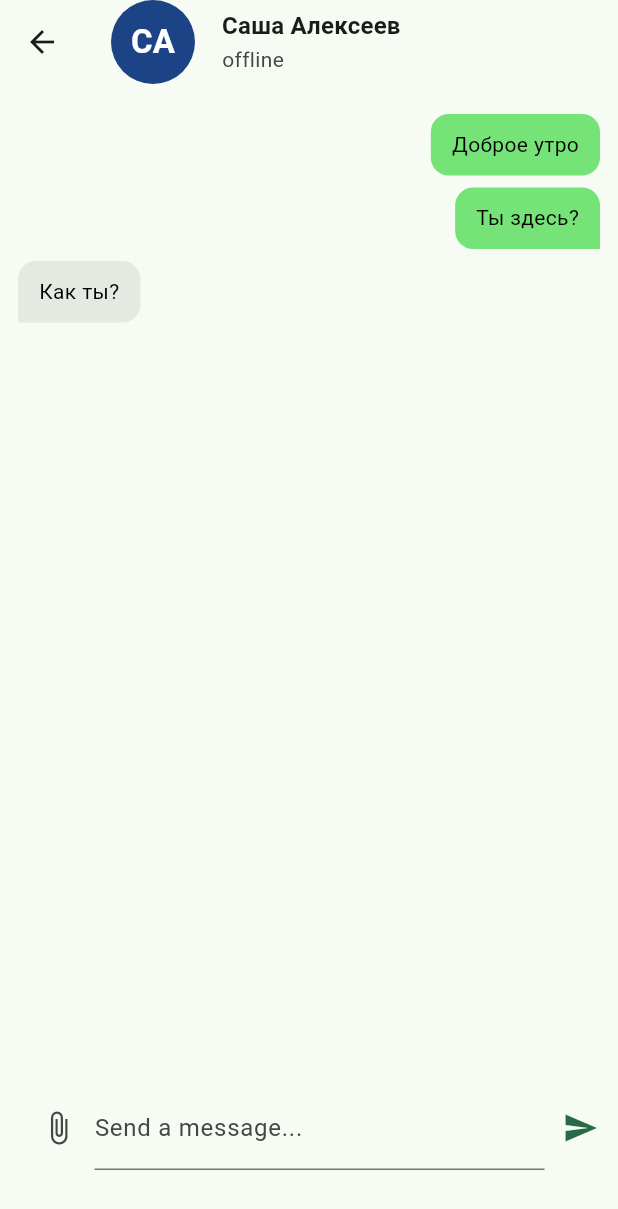
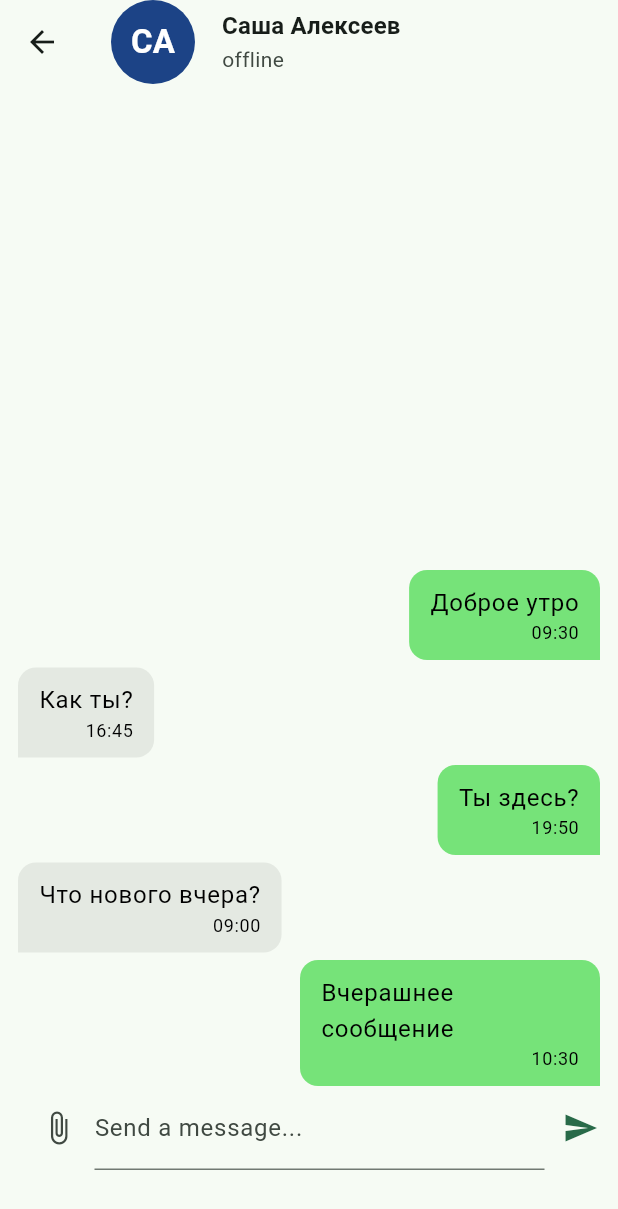
Before and after one commit to IsroilovA/messenger_test_task, a Flutter app: the screen it shows after launch, after a tap on "СА", on a phone screen of 412 x 824 dp. Shown: the top 1209 px of the screen. Run offline on Flutter 3.47's test engine with Material 3 defaults, Android fonts, the phone set to English and light mode, and no system bars; our stand-ins replace bloc, equatable, flutter_bloc, get_it.

Commit message:
timestamp added

```diff
--- a/lib/chat_screen/chat_screen.dart
+++ b/lib/chat_screen/chat_screen.dart
@@ -18,6 +18,7 @@ class ChatScreen extends StatelessWidget {
   Widget build(BuildContext context) {
     return Scaffold(
       appBar: AppBar(
+        forceMaterialTransparency: true,
         title: ListTile(
           titleAlignment: ListTileTitleAlignment.top,
           contentPadding: EdgeInsets.zero,
@@ -52,7 +53,9 @@ class ChatScreen extends StatelessWidget {
             children: [
               const SizedBox(height: 20),
               Expanded(
-                child: ChatMessages(user: user),
+                child: Align(
+                    alignment: Alignment.bottomCenter,
+                    child: ChatMessages(user: user)),
               ),
               NewMessages(user: user),
             ],
--- a/lib/chat_screen/widgets/chat_messages.dart
+++ b/lib/chat_screen/widgets/chat_messages.dart
@@ -19,7 +19,10 @@ class ChatMessages extends StatelessWidget {
           BlocProvider.of<ChatCubit>(context).fetchChatMessages(user);
           return const Center(child: CircularProgressIndicator.adaptive());
         } else if (state is ChatMessagesFetched) {
-          return ListView.builder(
+          return SingleChildScrollView(
+            child: ListView.builder(
+              shrinkWrap: true,
+              physics: const NeverScrollableScrollPhysics(),
               itemCount: state.messages.length,
               itemBuilder: (context, index) {
                 final chatMessage = state.messages[index];
@@ -28,7 +31,8 @@ class ChatMessages extends StatelessWidget {
                     : null;
                 final currentMessageUserId = chatMessage.senderUserId;
                 final nextMessageUserId = nextChatMessage?.senderUserId;
-              final nextUserIsSame = currentMessageUserId == nextMessageUserId;
+                final nextUserIsSame =
+                    currentMessageUserId == nextMessageUserId;
                 if (nextUserIsSame) {
                   return MessageBubble.next(
                     message: chatMessage,
@@ -41,6 +45,7 @@ class ChatMessages extends StatelessWidget {
                   );
                 }
               },
+            ),
           );
         } else if (state is ChatError) {
           return Center(
--- a/lib/chat_screen/widgets/message_buble.dart
+++ b/lib/chat_screen/widgets/message_buble.dart
@@ -1,4 +1,5 @@
 import 'package:flutter/material.dart';
+import 'package:intl/intl.dart';
 import 'package:messenger_test_task/data/models/message.dart';
 
 class MessageBubble extends StatelessWidget {
@@ -24,7 +25,7 @@ class MessageBubble extends StatelessWidget {
 
   @override
   Widget build(BuildContext context) {
-    final theme = Theme.of(context);
+    final dateFormatter = DateFormat('HH:mm');
 
     return Row(
       // The side of the chat screen the message should show at.
@@ -34,12 +35,15 @@ class MessageBubble extends StatelessWidget {
           crossAxisAlignment:
               isMe ? CrossAxisAlignment.end : CrossAxisAlignment.start,
           children: [
-            if (isFirstInSequence) const SizedBox(height: 8),
+            const SizedBox(height: 5),
             Container(
               decoration: BoxDecoration(
                 color: isMe
                     ? const Color.fromARGB(255, 118, 227, 121)
-                    : theme.colorScheme.surfaceContainerHighest.withAlpha(200),
+                    : Theme.of(context)
+                        .colorScheme
+                        .surfaceContainerHighest
+                        .withAlpha(200),
                 borderRadius: BorderRadius.only(
                   topLeft: const Radius.circular(12),
                   topRight: const Radius.circular(12),
@@ -60,13 +64,30 @@ class MessageBubble extends StatelessWidget {
               margin: const EdgeInsets.symmetric(
                 horizontal: 12,
               ),
-              child: Text(
-                message.text!,
-                style: const TextStyle(
-                  height: 1.5,
-                  color: Colors.black,
+              child: IntrinsicWidth(
+                child: Column(
+                  mainAxisSize: MainAxisSize.min,
+                  crossAxisAlignment: CrossAxisAlignment.start,
+                  children: [
+                    Text(
+                      message.text!,
+                      style: Theme.of(context).textTheme.bodyLarge!.copyWith(
+                            color: Colors.black,
+                          ),
+                      softWrap: true,
+                    ),
+                    Align(
+                      alignment: Alignment.bottomRight,
+                      child: Text(
+                        dateFormatter.format(message.dateTime),
+                        style: Theme.of(context).textTheme.bodySmall!.copyWith(
+                              color: Colors.black,
+                            ),
+                        softWrap: true,
+                      ),
+                    ),
+                  ],
                 ),
-                softWrap: true,
               ),
             ),
           ],
--- a/lib/home_screen/home_screen.dart
+++ b/lib/home_screen/home_screen.dart
@@ -15,6 +15,7 @@ class HomeScreen extends StatelessWidget {
   Widget build(BuildContext context) {
     return Scaffold(
       appBar: AppBar(
+        forceMaterialTransparency: true,
         centerTitle: false,
         title: Text(
           'Чаты',
@@ -60,6 +61,7 @@ class HomeScreen extends StatelessWidget {
                   } else if (state is HomeUsersFetched) {
                     return Expanded(
                       child: ListView.builder(
+                        shrinkWrap: true,
                         itemCount: state.users.length,
                         itemBuilder: (context, index) {
                           return UserChat(
--- a/lib/home_screen/widgets/user_chat.dart
+++ b/lib/home_screen/widgets/user_chat.dart
@@ -3,6 +3,7 @@ import 'dart:io';
 import 'dart:math' as math;
 import 'package:flutter/material.dart';
 import 'package:flutter_bloc/flutter_bloc.dart';
+import 'package:intl/intl.dart';
 import 'package:messenger_test_task/data/models/user.dart';
 import 'package:messenger_test_task/home_screen/cubit/home_cubit.dart';
 import 'package:messenger_test_task/service/locator.dart';
@@ -32,8 +33,31 @@ class UserChat extends StatelessWidget {
           ),
           child: BlocBuilder<HomeCubit, HomeState>(
             builder: (context, state) {
+              final dateFormatter = DateFormat('dd.MM.yy');
+              final now = DateTime.now();
               final message =
                   BlocProvider.of<HomeCubit>(context).getChatLastMessage(user);
+              String timeStampToDisplay = '';
+              if (message != null) {
+                if (message.dateTime.difference(now).inDays.abs() < 1) {
+                  if (message.dateTime.difference(now).inHours.abs() < 1) {
+                    if (message.dateTime.difference(now).inMinutes.abs() == 0) {
+                      timeStampToDisplay = 'только что';
+                    } else {
+                      timeStampToDisplay =
+                          '${message.dateTime.difference(now).inMinutes.abs()} минуты назад';
+                    }
+                  } else {
+                    timeStampToDisplay =
+                        '${message.dateTime.hour}:${message.dateTime.minute}';
+                  }
+                } else if (message.dateTime.difference(now).inDays.abs() < 2) {
+                  timeStampToDisplay = "Вчера";
+                } else {
+                  timeStampToDisplay = dateFormatter.format(message.dateTime);
+                }
+              }
+
               return ListTile(
                 titleAlignment: ListTileTitleAlignment.top,
                 contentPadding: EdgeInsets.zero,
@@ -69,10 +93,8 @@ class UserChat extends StatelessWidget {
                             //check if the last message was photo or message
                             message.text == null ? "photo" : message.text!,
                           ),
-                //check if there is any message
-                trailing: message == null
-                    ? null
-                    : Text(message.dateTime.toIso8601String()),
+                //check if there is any message)
+                trailing: Text(timeStampToDisplay),
               );
             },
           ),
--- a/lib/service/messenger_repository.dart
+++ b/lib/service/messenger_repository.dart
@@ -8,69 +8,130 @@ List<User> users = [
   User(fullname: 'Саша Алексеев'),
   User(fullname: "Петр Жаринов"),
   User(fullname: 'Алина Жукова'),
+  User(fullname: 'Райан Гослинг'),
 ];
 
 class MessengerRepository {
   List<Message> messages = [
     Message(
-      dateTime: DateTime(2024, 5, 14),
+      dateTime: DateTime(2024, 5, 14, 9, 30),
       senderUserId: loggedUser.id,
       receiverUserId: users[1].id,
       text: 'Доброе утро',
     ),
     Message(
-      dateTime: DateTime(2024, 6, 14),
+      dateTime: DateTime(2024, 5, 14, 16, 45),
       senderUserId: users[1].id,
       receiverUserId: loggedUser.id,
       text: 'Как ты?',
     ),
     Message(
-      dateTime: DateTime(2024, 3, 22),
+      dateTime: DateTime(2024, 3, 22, 14, 15),
       senderUserId: users[2].id,
       receiverUserId: loggedUser.id,
       text: 'На месте',
     ),
     Message(
-      dateTime: DateTime(2024, 5, 16),
+      dateTime: DateTime(2024, 5, 16, 10, 00),
       senderUserId: loggedUser.id,
       receiverUserId: users[3].id,
       text: 'Что нового?',
     ),
     Message(
-      dateTime: DateTime(2024, 5, 17),
+      dateTime: DateTime(2024, 5, 17, 18, 20),
       senderUserId: loggedUser.id,
-      receiverUserId: users[2].id,
+      receiverUserId: users[4].id,
       text: 'Отлично!',
     ),
     Message(
-      dateTime: DateTime(2024, 4, 10),
-      senderUserId: users[2].id,
+      dateTime: DateTime(2024, 4, 10, 8, 45),
+      senderUserId: users[4].id,
       receiverUserId: loggedUser.id,
       text: 'Увидимся завтра',
     ),
     Message(
-      dateTime: DateTime(2024, 5, 18),
+      dateTime: DateTime(2024, 5, 18, 11, 10),
       senderUserId: users[0].id,
       receiverUserId: loggedUser.id,
       text: 'Привет, давно не виделись',
     ),
     Message(
-      dateTime: DateTime(2024, 5, 20),
+      dateTime: DateTime(2024, 5, 20, 19, 50),
       senderUserId: loggedUser.id,
       receiverUserId: users[1].id,
       text: 'Ты здесь?',
     ),
     Message(
-      dateTime: DateTime(2024, 6, 1),
+      dateTime: DateTime(2024, 6, 1, 13, 30),
       senderUserId: users[3].id,
       receiverUserId: loggedUser.id,
       text: 'На связи',
     ),
     Message(
-      dateTime: DateTime(2024, 5, 21),
+      dateTime: DateTime(2024, 5, 21, 17, 40),
       senderUserId: loggedUser.id,
       receiverUserId: users[2].id,
       text: 'До встречи',
+    ),
+    Message(
+      dateTime: DateTime.now().subtract(
+          const Duration(days: 2, hours: 2, minutes: 15)), // Yesterday
+      senderUserId: users[2].id,
+      receiverUserId: loggedUser.id,
+      text: 'Cкоро увидемся',
+    ),
+    Message(
+      dateTime: DateTime.now().subtract(
+          const Duration(days: 1, hours: 3, minutes: 40)), // Yesterday
+      senderUserId: loggedUser.id,
+      receiverUserId: users[4].id,
+      text: 'Как дела вчера?',
+    ),
+    Message(
+      dateTime: DateTime.now().subtract(
+          const Duration(days: 1, hours: 1, minutes: 30)), // Yesterday
+      senderUserId: users[1].id,
+      receiverUserId: loggedUser.id,
+      text: 'Что нового вчера?',
+    ),
+    Message(
+      dateTime: DateTime.now()
+          .subtract(const Duration(hours: 4, minutes: 10)), // Today
+      senderUserId: users[0].id,
+      receiverUserId: loggedUser.id,
+      text: 'Сегодняшнее утро',
+    ),
+    Message(
+      dateTime: DateTime.now()
+          .subtract(const Duration(hours: 3, minutes: 20)), // Today
+      senderUserId: loggedUser.id,
+      receiverUserId: users[3].id,
+      text: 'Сегодняшнее сообщение',
+    ),
+    Message(
+      dateTime: DateTime.now()
+          .subtract(const Duration(hours: 2, minutes: 5)), // Today
+      senderUserId: users[3].id,
+      receiverUserId: loggedUser.id,
+      text: 'Привет сегодня',
+    ),
+    Message(
+      dateTime: DateTime.now().subtract(const Duration(minutes: 30)), // Today
+      senderUserId: users[4].id,
+      receiverUserId: loggedUser.id,
+      text: 'Как дела сейчас?',
+    ),
+    Message(
+      dateTime: DateTime.now(), // Now
+      senderUserId: loggedUser.id,
+      receiverUserId: users[0].id,
+      text: 'Прямо сейчас',
+    ),
+    Message(
+      dateTime: DateTime.now().subtract(const Duration(days: 1)),
+      senderUserId: loggedUser.id,
+      receiverUserId: users[1].id,
+      text: 'Вчерашнее сообщение',
     ),
   ];
 
```
Also changed, not shown: lib/chat_screen/widgets/new_nessages.dart (line endings or trailing spaces). Lines whose indentation alone changed are shown as unchanged.
